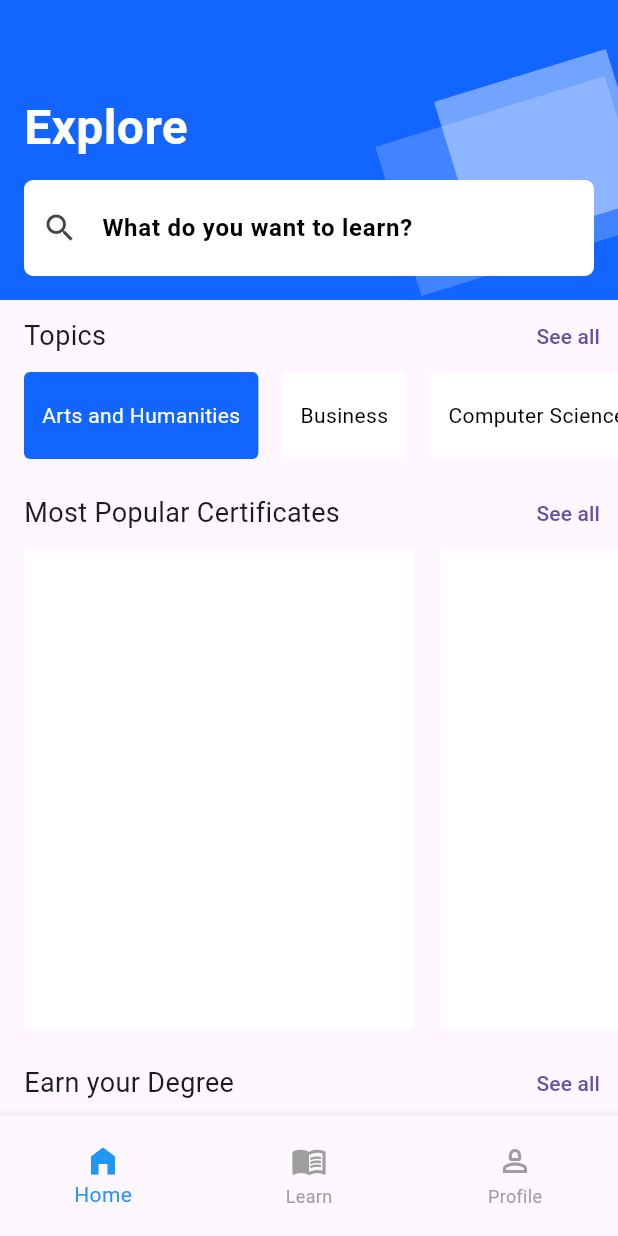
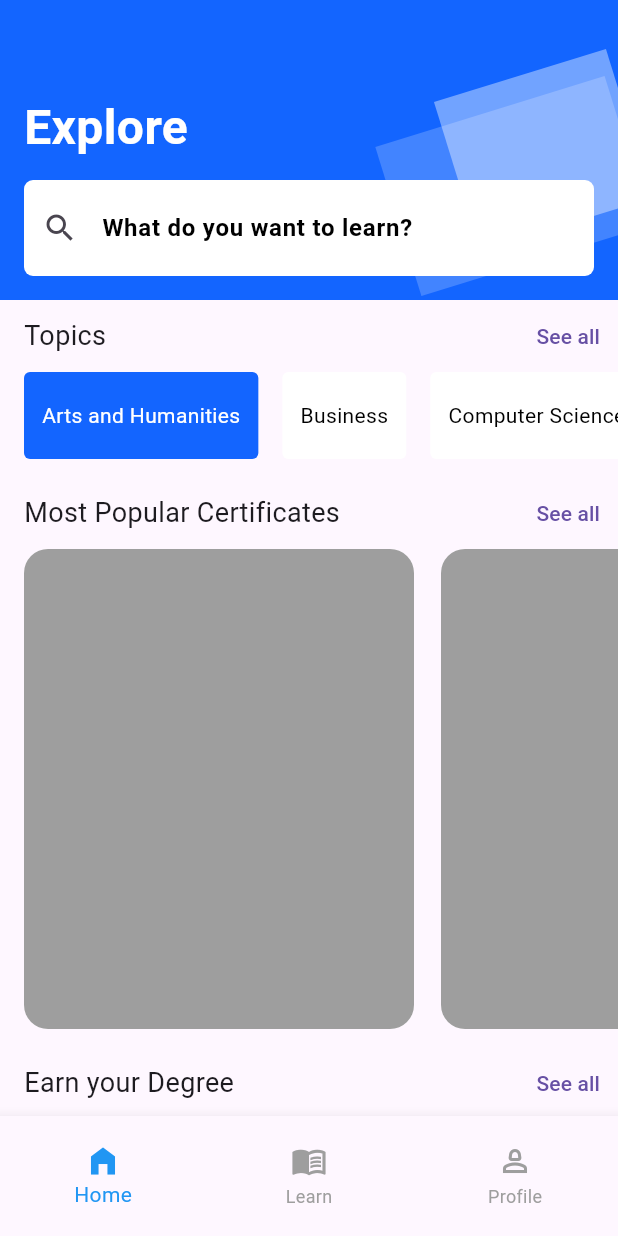
Before and after one commit to JAICHANGPARK/flutter_notebook_chapter_43, a Flutter app: the ELearningHomePage screen opened directly, on a phone screen of 412 x 824 dp. Run offline on Flutter 3.47's test engine with Material 3 defaults, Android fonts, the phone set to English and light mode, and no system bars.

Commit message:
Update e_learning_home_page.dart

```diff
--- a/lib/ep2151_e_learning_app/views/e_learning_home_page.dart
+++ b/lib/ep2151_e_learning_app/views/e_learning_home_page.dart
@@ -201,7 +201,18 @@ class _ELearningHomePageState extends State<ELearningHomePage> {
                               margin: EdgeInsets.only(right: 18),
                               decoration: BoxDecoration(
                                 color: Colors.white,
-
+                                borderRadius: BorderRadius.circular(16),
+                              ),
+                              child: Column(
+                                children: [
+                                  Expanded(
+                                      child: Container(
+                                    decoration: BoxDecoration(
+                                      color: Colors.grey,
+                                      borderRadius: BorderRadius.circular(16),
+                                    ),
+                                  ))
+                                ],
                               ),
                             );
                           },
```
